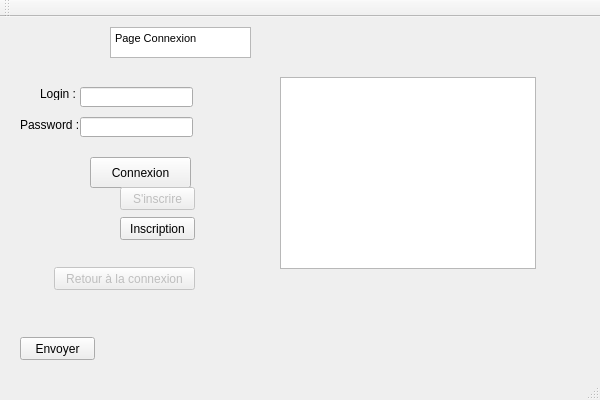
Before: the Qt Designer form QtWidgetsApplication2/QtWidgetsApplication1/QtWidgetsApplication1.ui in fbotel17/ChapitreC-, drawn with Qt 5.
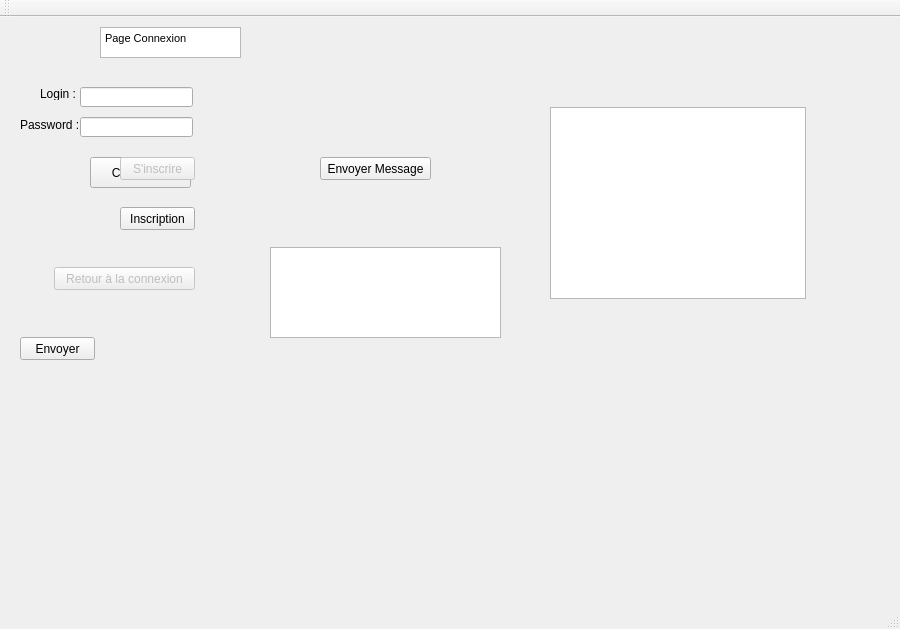
After: the same form once the commit is applied.

```diff
--- a/QtWidgetsApplication2/QtWidgetsApplication1/QtWidgetsApplication1.ui
+++ b/QtWidgetsApplication2/QtWidgetsApplication1/QtWidgetsApplication1.ui
@@ -6,8 +6,8 @@
    <rect>
     <x>0</x>
     <y>0</y>
-    <width>600</width>
-    <height>400</height>
+    <width>900</width>
+    <height>629</height>
    </rect>
   </property>
   <property name="windowTitle">
@@ -102,8 +102,8 @@
    <widget class="QTextBrowser" name="contenuBDD">
     <property name="geometry">
      <rect>
-      <x>280</x>
-      <y>60</y>
+      <x>550</x>
+      <y>90</y>
       <width>256</width>
       <height>192</height>
      </rect>
@@ -113,7 +113,7 @@
     <property name="geometry">
      <rect>
       <x>120</x>
-      <y>200</y>
+      <y>190</y>
       <width>75</width>
       <height>23</height>
      </rect>
@@ -125,7 +125,7 @@
    <widget class="QTextBrowser" name="conIns">
     <property name="geometry">
      <rect>
-      <x>110</x>
+      <x>100</x>
       <y>10</y>
       <width>141</width>
       <height>31</height>
@@ -146,7 +146,7 @@
     <property name="geometry">
      <rect>
       <x>120</x>
-      <y>170</y>
+      <y>140</y>
       <width>75</width>
       <height>23</height>
      </rect>
@@ -171,6 +171,29 @@
      <string>Retour à la connexion</string>
     </property>
    </widget>
+   <widget class="QTextEdit" name="contenuMessage">
+    <property name="geometry">
+     <rect>
+      <x>270</x>
+      <y>230</y>
+      <width>231</width>
+      <height>91</height>
+     </rect>
+    </property>
+   </widget>
+   <widget class="QPushButton" name="envoyerButtom">
+    <property name="geometry">
+     <rect>
+      <x>320</x>
+      <y>140</y>
+      <width>111</width>
+      <height>23</height>
+     </rect>
+    </property>
+    <property name="text">
+     <string>Envoyer Message</string>
+    </property>
+   </widget>
   </widget>
   <widget class="QMenuBar" name="menuBar">
    <property name="geometry">
```
Left out of the diff: 36 changed lines with no effect on the pictures.
